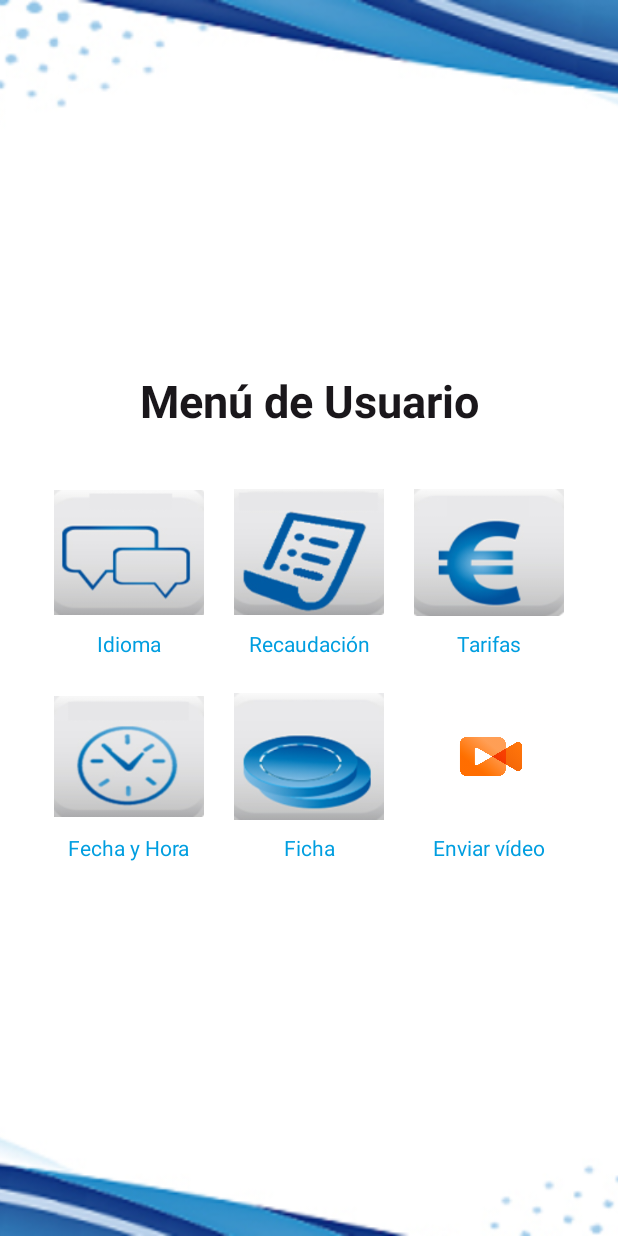
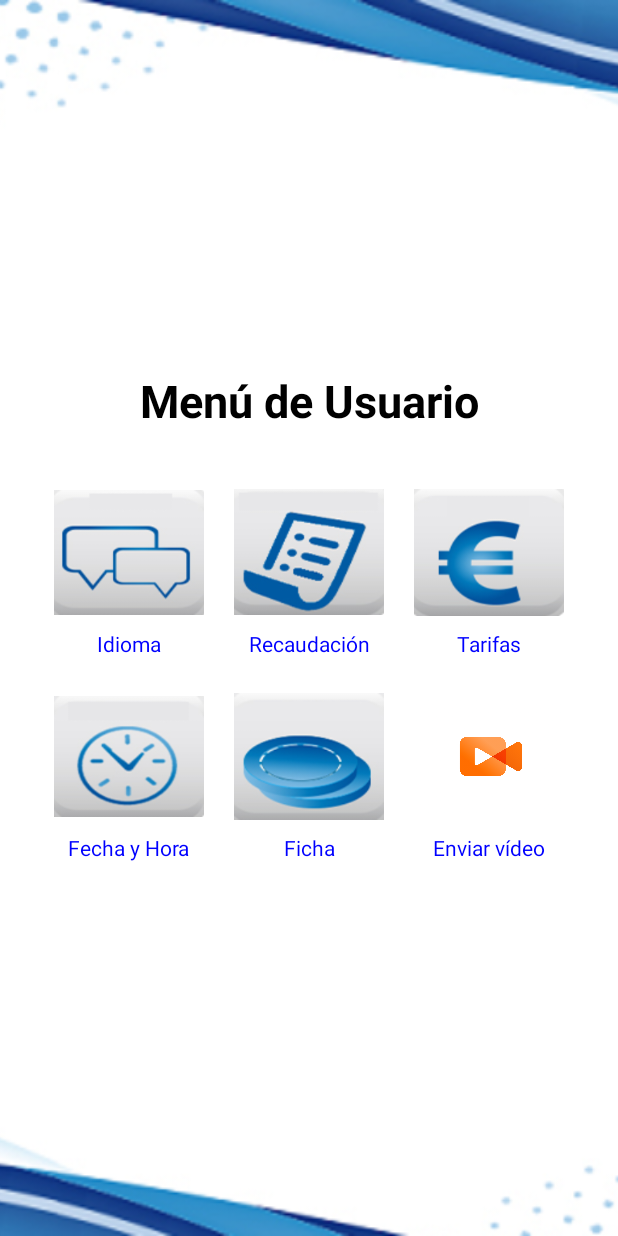
Before and after one commit to CifuX40/Affinity-app, an Android app built with Jetpack Compose: the composable DisplayMenuUsuario shown on its own in the app's theme, on a phone screen of 412 x 824 dp. Run offline under Robolectric (Android 15) with nearby library versions, the phone set to English and light mode, and no system bars; our stand-ins replace Compose Multiplatform resources.

Commit message:
31/10/2024

```diff
--- a/composeApp/src/commonMain/kotlin/org/appaffinity/project/Menu_usuario.kt
+++ b/composeApp/src/commonMain/kotlin/org/appaffinity/project/Menu_usuario.kt
@@ -15,13 +15,10 @@ import androidx.compose.ui.graphics.Color
 import androidx.compose.ui.layout.ContentScale
 import org.jetbrains.compose.resources.painterResource
 
-// Composable principal que representa el menú de usuario y maneja la navegación entre diferentes pantallas.
 @Composable
 fun MenuUsuario() {
-    // Estado mutable que rastrea la pantalla actual.
     var currentScreen by remember { mutableStateOf("menu_usuario") }
 
-    // Cambia la pantalla en función del valor de `currentScreen`.
     when (currentScreen) {
         "menu_usuario" -> {
             DisplayMenuUsuario(
@@ -47,7 +44,7 @@ fun MenuUsuario() {
                 },
                 onNavigateToEnviarVideo = {
                     println("Navegando a pantalla de enviar video")
-                    currentScreen = "enviar_video" // Navegación a Enviar Video
+                    currentScreen = "enviar_video"
                 }
             )
         }
@@ -57,13 +54,14 @@ fun MenuUsuario() {
         "ventana_fecha_hora" -> FechaHora(onBack = { currentScreen = "menu_usuario" })
         "tarifa_screen" -> TarifaScreen(onAceptarClick = { currentScreen = "menu_usuario" })
         "ficha_screen" -> FichaScreen(onClose = { currentScreen = "menu_usuario" })
-        "enviar_video" -> Enviar_video(onBack = {
-            currentScreen = "menu_usuario"
-        }) // Navegación a Enviar Video
+        "enviar_video" -> Enviar_video(onBack = { currentScreen = "menu_usuario" })
+
+        else -> {
+            Text(text = "Estado desconocido", color = Color.Red)
+        }
     }
 }
 
-// Composable que muestra el menú de usuario con opciones para navegar a diferentes funciones.
 @Composable
 fun DisplayMenuUsuario(
     onNavigateToTecnico: () -> Unit,
@@ -73,12 +71,11 @@ fun DisplayMenuUsuario(
     onNavigateToFicha: () -> Unit,
     onNavigateToEnviarVideo: () -> Unit // Nuevo parámetro
 ) {
-    var currentStep by remember { mutableStateOf(0) } // Estado para gestionar los pasos de navegación secreta a la pantalla técnica.
+    var currentStep by remember { mutableStateOf(0) }
 
     Box(
         modifier = Modifier.fillMaxSize()
     ) {
-        // Imagen de fondo
         Image(
             painter = painterResource(Res.drawable.fondo_de_pantalla),
             contentDescription = null,
@@ -86,7 +83,6 @@ fun DisplayMenuUsuario(
             contentScale = ContentScale.Crop
         )
 
-        // Botones invisibles en las esquinas
         Box(modifier = Modifier.size(50.dp).align(Alignment.TopEnd).clickable {
             if (currentStep == 0) currentStep = 1
         })
@@ -103,11 +99,8 @@ fun DisplayMenuUsuario(
             }
         })
 
-        // Botones del menú
         Column(
-            modifier = Modifier
-                .fillMaxSize()
-                .padding(16.dp),
+            modifier = Modifier.fillMaxSize().padding(16.dp),
             horizontalAlignment = Alignment.CenterHorizontally,
             verticalArrangement = Arrangement.Center
         ) {
@@ -115,7 +108,7 @@ fun DisplayMenuUsuario(
                 text = Localization.getString("menu_usuario"),
                 fontSize = 30.sp,
                 fontWeight = FontWeight.Bold,
-                color = Negro
+                color = Color.Black
             )
 
             Spacer(modifier = Modifier.height(32.dp))
@@ -128,19 +121,19 @@ fun DisplayMenuUsuario(
                     BotonConImagenCustom(
                         imagen = painterResource(Res.drawable.lenguaje),
                         texto = Localization.getString("idioma"),
-                        color = AzulCian,
+                        color = Color.Blue,
                         onClick = onNavigateToIdioma
                     )
                     BotonConImagenCustom(
                         imagen = painterResource(Res.drawable.recaudacion),
                         texto = Localization.getString("recaudacion"),
-                        color = AzulCian,
+                        color = Color.Blue,
                         onClick = { /* Implementar la acción */ }
                     )
                     BotonConImagenCustom(
                         imagen = painterResource(Res.drawable.tarifas),
                         texto = Localization.getString("tarifas"),
-                        color = AzulCian,
+                        color = Color.Blue,
                         onClick = onNavigateToTarifas
                     )
                 }
@@ -154,20 +147,20 @@ fun DisplayMenuUsuario(
                     BotonConImagenCustom(
                         imagen = painterResource(Res.drawable.fecha_hora),
                         texto = Localization.getString("fecha_hora"),
-                        color = AzulCian,
+                        color = Color.Blue,
                         onClick = onNavigateToFechaHora
                     )
                     BotonConImagenCustom(
                         imagen = painterResource(Res.drawable.ficha),
                         texto = Localization.getString("ficha"),
-                        color = AzulCian,
+                        color = Color.Blue,
                         onClick = onNavigateToFicha
                     )
                     BotonConImagenCustom(
                         imagen = painterResource(Res.drawable.enviar_video),
-                        texto = Localization.getString("enviar_video"), // El texto para el botón
-                        color = AzulCian,
-                        onClick = onNavigateToEnviarVideo // Manejar la navegación al enviar video
+                        texto = Localization.getString("enviar_video"),
+                        color = Color.Blue,
+                        onClick = onNavigateToEnviarVideo
                     )
                 }
             }
@@ -175,22 +168,17 @@ fun DisplayMenuUsuario(
     }
 }
 
-// Composable que representa un botón personalizado con imagen y texto.
 @Composable
 fun BotonConImagenCustom(imagen: Painter, texto: String, color: Color, onClick: () -> Unit) {
     Column(horizontalAlignment = Alignment.CenterHorizontally) {
         Box(
-            modifier = Modifier
-                .size(100.dp)
-                .clickable(onClick = onClick)
+            modifier = Modifier.size(100.dp).clickable(onClick = onClick)
         ) {
             Image(painter = imagen, contentDescription = null, modifier = Modifier.fillMaxSize())
         }
         Spacer(modifier = Modifier.height(4.dp))
         Text(
-            text = texto,
-            color = color,
-            fontSize = 14.sp
+            text = texto, color = color, fontSize = 14.sp
         )
     }
 }
```
Also changed, not shown: composeApp/src/androidMain/kotlin/org/appaffinity/project/MainActivity.kt (+9 -2 lines), composeApp/src/commonMain/kotlin/org/appaffinity/project/Estado_maquina.kt (+12 -1 lines), 1 other file.
